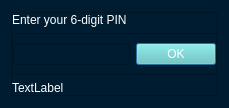
Above: Designer/Authorize.ui from Soon156/AlignPosition before the change. Below: the same form after it.
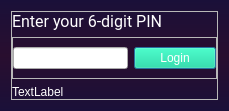
That is the form after the change. Icons and pictures are not drawn.

Diff of the .ui file:
```diff
--- a/Designer/Authorize.ui
+++ b/Designer/Authorize.ui
@@ -7,7 +7,7 @@
     <x>0</x>
     <y>0</y>
     <width>229</width>
-    <height>108</height>
+    <height>110</height>
    </rect>
   </property>
   <property name="windowTitle">
@@ -18,8 +18,7 @@
     <normaloff>:/icon/logo.ico</normaloff>:/icon/logo.ico</iconset>
   </property>
   <property name="styleSheet">
-   <string notr="true">background-color: rgb(0, 28, 48);
-color: rgb(255, 255, 255);</string>
+   <string notr="true">#PINDialog {background-color: qlineargradient(x1:0 y1:0, x2:0 y2:1, stop:0 rgb(26, 16, 57), stop:0.5 rgb(41, 14, 47), stop:1 rgb(26, 16, 57))}</string>
   </property>
   <layout class="QVBoxLayout" name="verticalLayout">
    <property name="spacing">
@@ -27,6 +26,10 @@
    </property>
    <item alignment="Qt::AlignVCenter">
     <widget class="QFrame" name="PINValidationFrame">
+     <property name="styleSheet">
+      <string notr="true">color: white;
+font-family: &quot;Roboto&quot;, sans-serif;</string>
+     </property>
      <property name="frameShape">
       <enum>QFrame::StyledPanel</enum>
      </property>
@@ -54,6 +57,12 @@
           <verstretch>0</verstretch>
          </sizepolicy>
         </property>
+        <property name="font">
+         <font>
+          <family>Roboto</family>
+          <pointsize>12</pointsize>
+         </font>
+        </property>
         <property name="text">
          <string>Enter your 6-digit PIN</string>
         </property>
@@ -80,10 +89,18 @@
          <item>
           <widget class="QPushButton" name="PIN_btn">
            <property name="styleSheet">
-            <string notr="true">background-color: rgb(100, 204, 197);</string>
+            <string notr="true">QPushButton{
+padding: 3px 25px 3px 25px;
+background-color: #00d991;
+}
+
+QPushButton:hover{
+background: #00fca8;
+}
+</string>
            </property>
            <property name="text">
-            <string>OK</string>
+            <string>Login</string>
            </property>
           </widget>
          </item>
```
